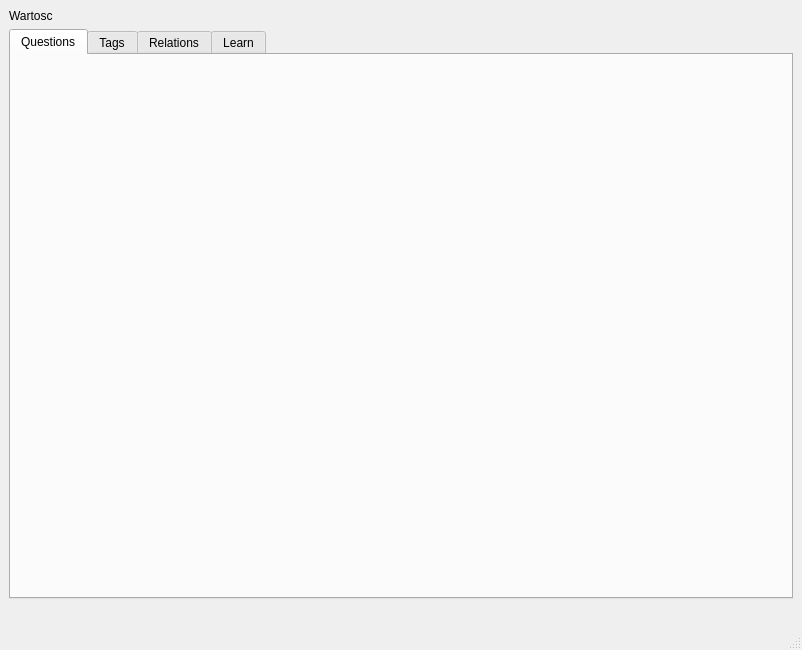
This is mainwindow.ui in ArkadiuszStanislawLega/Flashcards_Qt as Qt 5 draws it before an edit. The edited form follows.
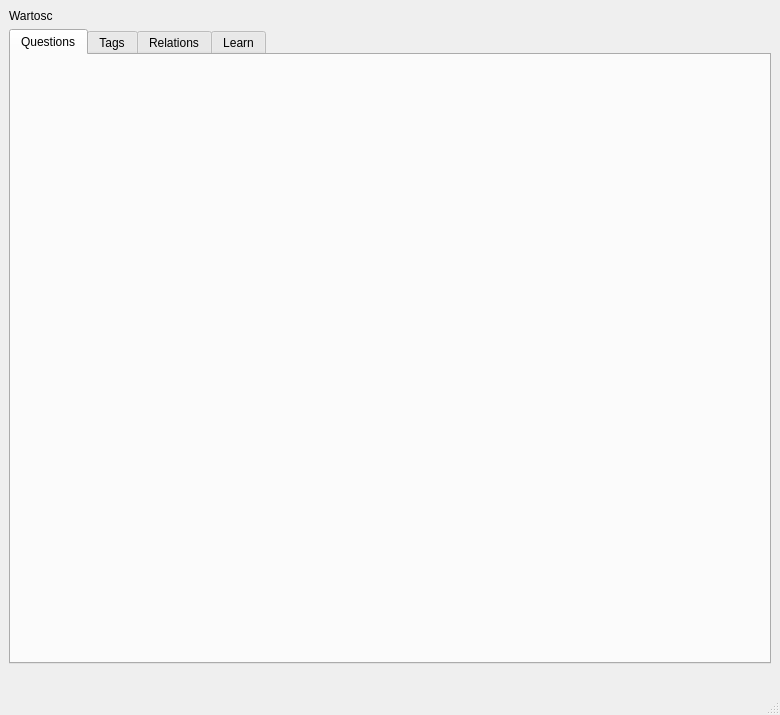
This is the edited form. Custom widgets are drawn as their Qt base class.

```diff
--- a/mainwindow.ui
+++ b/mainwindow.ui
@@ -6,8 +6,8 @@
    <rect>
     <x>0</x>
     <y>0</y>
-    <width>802</width>
-    <height>650</height>
+    <width>780</width>
+    <height>715</height>
    </rect>
   </property>
   <property name="windowTitle">
```
